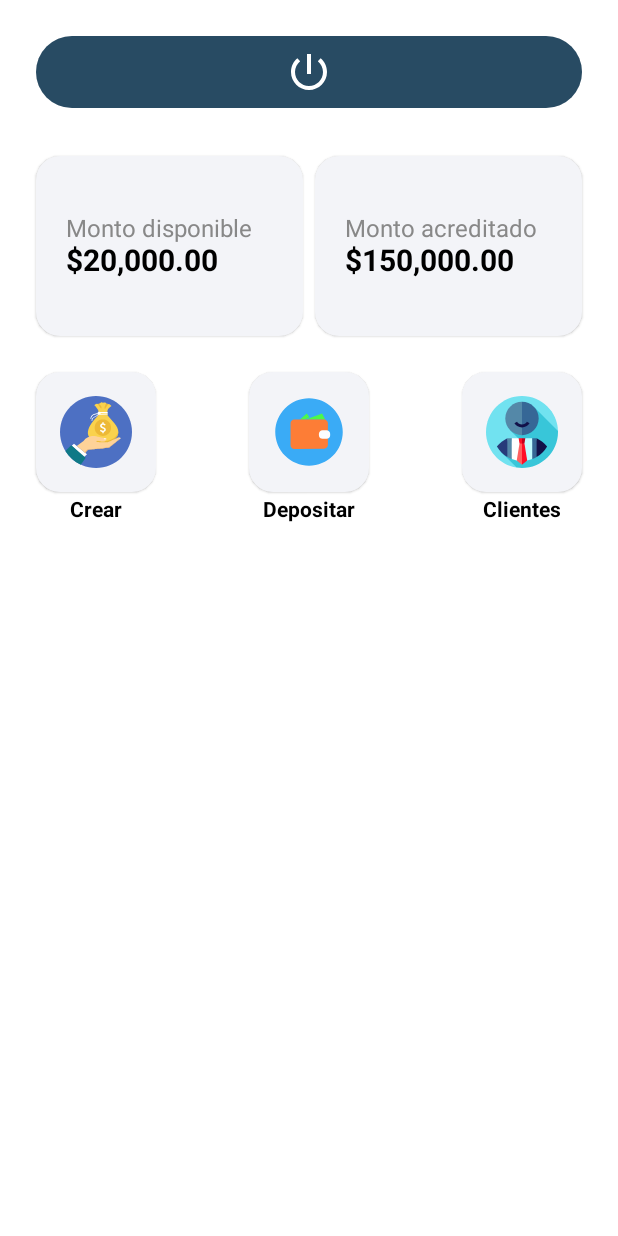
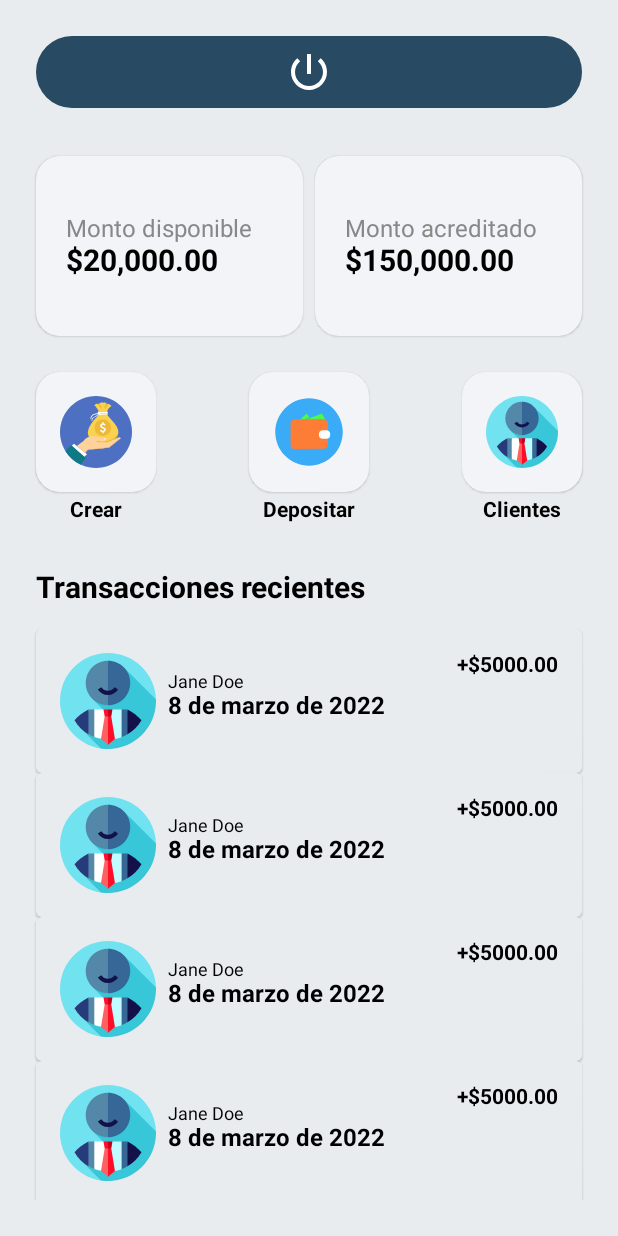
Before and after one commit to jecsdev/EasyLoan, an Android app built with Jetpack Compose: the DashboardScreen screen opened through its navigation route, on a phone screen of 412 x 824 dp. Run offline under Robolectric (Android 15) with nearby library versions, the phone set to English and light mode, and no system bars; our stand-ins replace Dagger/Hilt's generated code, Firebase (no records; nobody signed in at launch, a user with empty details on screens opened directly).

Commit message:
Creating new things

```diff
--- a/app/src/main/java/com/jecsdev/easyloan/ui/activities/MainActivity.kt
+++ b/app/src/main/java/com/jecsdev/easyloan/ui/activities/MainActivity.kt
@@ -54,7 +54,7 @@ class MainActivity : ComponentActivity() {
                 // A surface container using the 'background' color from the theme
                 Surface(
                     modifier = Modifier.fillMaxSize(),
-                    color = colorResource(R.color.very_light_gray_color)
+                    color = colorResource(R.color.phantom_gray_color)
                 ) {
                     // Navigation Host
                     val navController = rememberNavController()
--- /dev/null
+++ b/app/src/main/java/com/jecsdev/easyloan/ui/composables/card/CustomerTransactionResumeCard.kt
@@ -0,0 +1,72 @@
+package com.jecsdev.easyloan.ui.composables.card
+
+import androidx.compose.foundation.Image
+import androidx.compose.foundation.layout.Arrangement
+import androidx.compose.foundation.layout.Column
+import androidx.compose.foundation.layout.Row
+import androidx.compose.foundation.layout.Spacer
+import androidx.compose.foundation.layout.fillMaxWidth
+import androidx.compose.foundation.layout.padding
+import androidx.compose.foundation.layout.size
+import androidx.compose.foundation.layout.width
+import androidx.compose.material.Card
+import androidx.compose.material.Text
+import androidx.compose.runtime.Composable
+import androidx.compose.ui.Modifier
+import androidx.compose.ui.res.colorResource
+import androidx.compose.ui.res.painterResource
+import androidx.compose.ui.res.stringResource
+import androidx.compose.ui.text.font.FontWeight
+import androidx.compose.ui.tooling.preview.Preview
+import androidx.compose.ui.unit.dp
+import androidx.compose.ui.unit.sp
+import com.jecsdev.easyloan.R
+
+/**
+ * Composable to show the customer transaction resume.
+ */
+@Composable
+@Preview
+fun CustomerTransactionResumeCard() {
+    Card(modifier = Modifier.fillMaxWidth(),
+        backgroundColor = colorResource(id = R.color.phantom_gray_color)) {
+        Row(
+            modifier = Modifier
+                .fillMaxWidth()
+                .padding(16.dp),
+            horizontalArrangement = Arrangement.SpaceBetween
+        ) {
+            Column() {
+                Image(
+                    modifier = Modifier.size(64.dp),
+                    painter = painterResource(id = R.drawable.customer_icon),
+                    contentDescription = stringResource(
+                        R.string.customer_card_icon
+                    )
+                )
+            }
+            Spacer(modifier = Modifier.width(8.dp))
+            Column(
+                verticalArrangement = Arrangement.Center,
+                modifier = Modifier
+                    .padding(top = 12.dp)
+                    .weight(1f)
+            ) {
+                Text(
+                    text = "Jane Doe", fontSize = 12.sp
+                )
+                Text(
+                    text = "8 de marzo de 2022",
+                    fontSize = 16.sp,
+                    fontWeight = FontWeight.Bold
+                )
+            }
+            Column() {
+                Text(
+                    text = "+$5000.00",
+                    fontWeight = FontWeight.Bold
+                )
+            }
+        }
+    }
+}
--- a/app/src/main/java/com/jecsdev/easyloan/ui/screens/DashboardScreen.kt
+++ b/app/src/main/java/com/jecsdev/easyloan/ui/screens/DashboardScreen.kt
@@ -11,6 +11,7 @@ import androidx.compose.foundation.layout.height
 import androidx.compose.foundation.layout.padding
 import androidx.compose.foundation.layout.size
 import androidx.compose.foundation.layout.width
+import androidx.compose.foundation.lazy.LazyColumn
 import androidx.compose.foundation.shape.CircleShape
 import androidx.compose.material.Button
 import androidx.compose.material.ButtonDefaults
@@ -32,6 +33,7 @@ import coil.compose.AsyncImage
 import com.jecsdev.easyloan.R
 import com.jecsdev.easyloan.data.entity.user.UserData
 import com.jecsdev.easyloan.ui.composables.card.BalanceCard
+import com.jecsdev.easyloan.ui.composables.card.CustomerTransactionResumeCard
 import com.jecsdev.easyloan.ui.composables.card.IconCard
 
 /**
@@ -112,7 +114,7 @@ fun DashboardScreen(
         Spacer(modifier = Modifier.height(24.dp))
         Row(
             horizontalArrangement = Arrangement.SpaceBetween,
-            modifier = Modifier.fillMaxSize()
+            modifier = Modifier.fillMaxWidth()
         ) {
             Column(
                 verticalArrangement = Arrangement.Center,
@@ -151,6 +153,18 @@ fun DashboardScreen(
                 )
             }
         }
+        Spacer(modifier = Modifier.height(32.dp))
+        Text(
+            text = stringResource(R.string.recent_transactions),
+            fontSize = 20.sp,
+            fontWeight = FontWeight.Bold
+        )
+        Spacer(modifier = Modifier.height(16.dp))
+        LazyColumn{
+            items(5){
+                CustomerTransactionResumeCard()
+            }
+        }
     }
 }
 
--- a/app/src/main/res/values/colors.xml
+++ b/app/src/main/res/values/colors.xml
@@ -8,7 +8,6 @@
     <color name="black">#FF000000</color>
     <color name="white">#FFFFFFFF</color>
     <color name="navy_blue_color">#FF284B63</color>
-    <color name="very_light_gray_color">#FFFFFF</color>
     <color name="phantom_gray_color">#e8ecef</color>
     <color name="light_gray_color">#FFFCFC</color>
     <color name="teal_green_color">#FF3C6E71</color>
--- a/app/src/main/res/values/strings.xml
+++ b/app/src/main/res/values/strings.xml
@@ -19,4 +19,6 @@
     <string name="deposit">Depositar</string>
     <string name="customers">Clientes</string>
     <string name="loan_icon">Icono de prestamo</string>
+    <string name="recent_transactions">Transacciones recientes</string>
+    <string name="customer_card_icon">Customer card icon</string>
 </resources>
```
